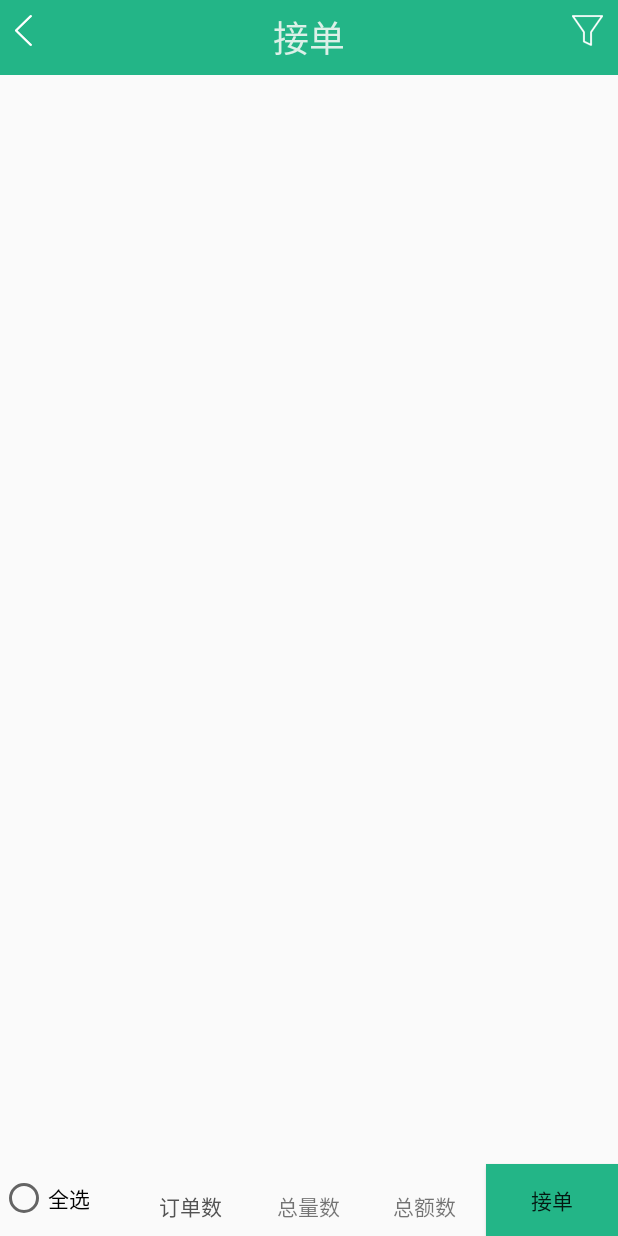
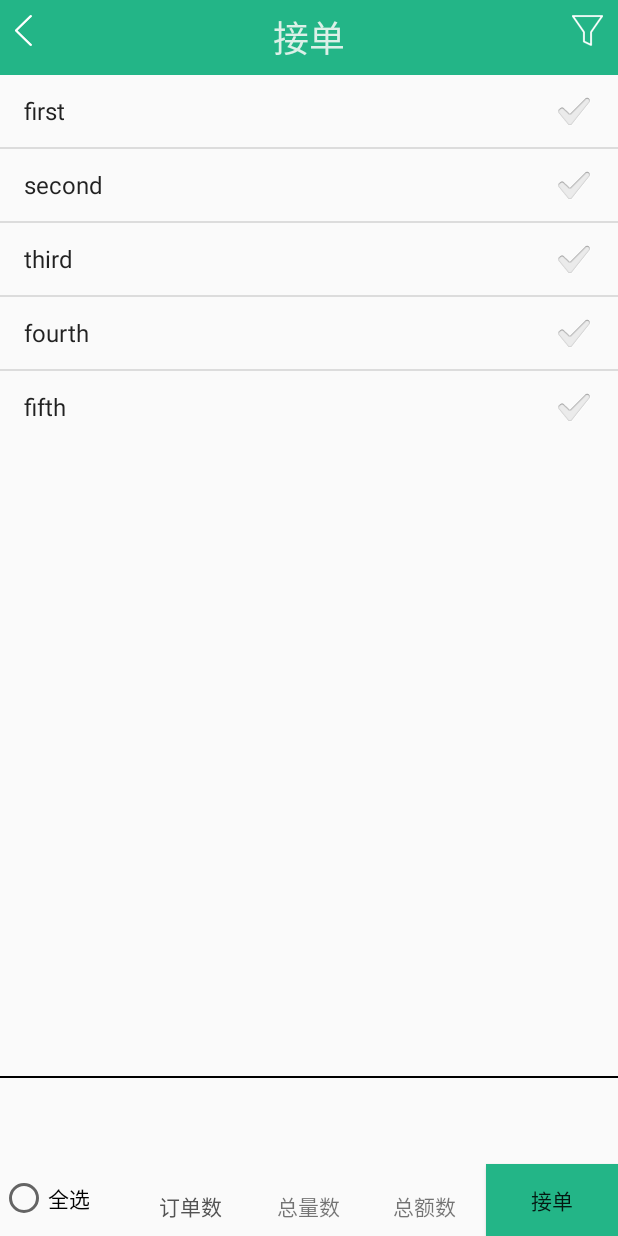
Before and after one commit to Tony123654/JointDistribution, an Android app: the ReceivedActivity screen opened directly, with no data from a screen before it, on a phone screen of 412 x 824 dp. Run offline under Robolectric (Android 15) with nearby library versions, the phone set to English and light mode, and no system bars.

Commit message:
1）接单页面布局 2）item布局以及适配

```diff
--- a/app/src/main/java/com/acuit/jointdistribution/Supplier/Acitivity/ReceivedActivity.java
+++ b/app/src/main/java/com/acuit/jointdistribution/Supplier/Acitivity/ReceivedActivity.java
@@ -4,17 +4,26 @@ import android.content.Intent;
 import android.os.Bundle;
 import android.support.v7.app.AppCompatActivity;
 import android.view.View;
+import android.widget.AdapterView;
+import android.widget.ArrayAdapter;
 import android.widget.ImageButton;
+import android.widget.ListView;
 
 import com.acuit.jointdistribution.R;
+
+import static com.acuit.jointdistribution.R.id.lv;
 
 /**
  * 接单界面
  */
-public class ReceivedActivity extends AppCompatActivity  {
+public class ReceivedActivity extends AppCompatActivity implements AdapterView.OnItemClickListener {
 
+    private static final String[] strs = new String[] {
+        "first", "second", "third", "fourth", "fifth"
+    };
     private ImageButton ib_back_menu;
     private ImageButton ib_choose;
+    private ListView lv_order;
 
     @Override
     protected void onCreate(Bundle savedInstanceState) {
@@ -23,13 +32,26 @@ public class ReceivedActivity extends AppCompatActivity  {
         ib_choose = (ImageButton) findViewById(R.id.ib_choose);
 
         ib_back_menu = (ImageButton) findViewById(R.id.ib_back_menu);
+
+        lv_order = (ListView) findViewById(lv);
+//        lv_order.setAdapter(new mAdapter());
+
+
+        lv_order.setAdapter(new ArrayAdapter<String>(this,
+                android.R.layout.simple_list_item_checked,strs));
+        lv_order.setChoiceMode(ListView.CHOICE_MODE_SINGLE);
+
         ib_back_menu.setOnClickListener(new View.OnClickListener() {
+
+
             @Override
             public void onClick(View view) {
                 startActivity(new Intent(ReceivedActivity.this,HomeActivity.class));
             }
         });
         ib_choose.setOnClickListener(new View.OnClickListener() {
+
+
             @Override
             public void onClick(View view) {
                 startActivity(new Intent(ReceivedActivity.this,MenuInfoActivity.class));
@@ -39,4 +61,8 @@ public class ReceivedActivity extends AppCompatActivity  {
     }
 
 
+    @Override
+    public void onItemClick(AdapterView<?> adapterView, View view, int i, long l) {
+
+    }
 }
--- a/app/src/main/res/layout/activity_received.xml
+++ b/app/src/main/res/layout/activity_received.xml
@@ -45,16 +45,37 @@
             android:layout_alignParentEnd="true" />
 
     </RelativeLayout>
+    <LinearLayout
+        android:orientation="vertical"
+        android:layout_width="match_parent"
+        android:layout_height="wrap_content"
+        android:layout_below="@id/relativeLayout"
+        >
+<ListView
+    android:id="@+id/lv"
+    android:layout_width="match_parent"
+    android:layout_height="wrap_content">
+
+</ListView>
+
+
+    </LinearLayout>
 
     <RelativeLayout
         android:layout_width="match_parent"
         android:layout_height="158px"
         android:layout_alignParentStart="true"
-        android:layout_alignParentBottom="true">
+        android:layout_alignParentBottom="true"
+        android:id="@+id/relativeLayout13">
 
 
     </RelativeLayout>
-
+ <ImageView
+     android:layout_width="fill_parent"
+     android:layout_height="1dp"
+     android:background="#000"
+     android:layout_above="@+id/relativeLayout13"
+     android:layout_alignParentStart="true" />
     <RadioButton
         android:layout_centerHorizontal="true"
         android:id="@+id/radioButton"
```
Also changed, not shown: app/src/main/java/com/acuit/jointdistribution/Supplier/Adapter/mAdapter.java (added, +39 -0 lines), app/src/main/res/layout/liseitem.xml (added, +58 -0 lines), app/src/main/res/mipmap-mdpi/lixiren.png (added).
